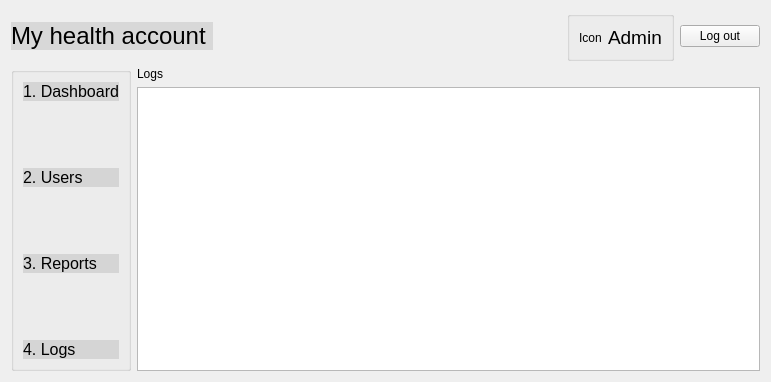
Before: the Qt Designer form adminlogs.ui in Darijan444/COV-19-Desktop_App, drawn with Qt 5.
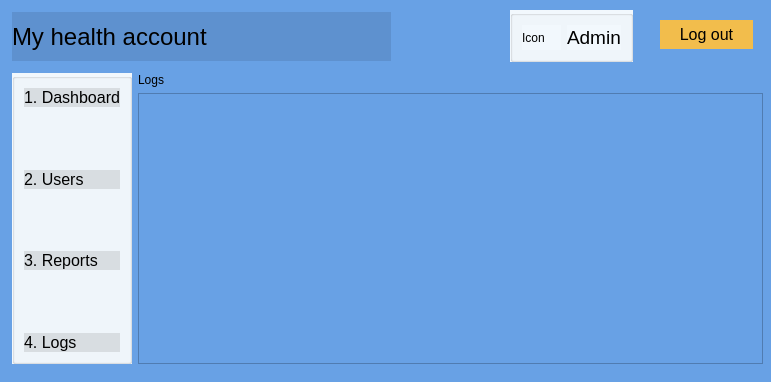
After: the same form once the commit is applied.

Commit message: changed the color in admin part

```diff
--- a/adminlogs.ui
+++ b/adminlogs.ui
@@ -13,91 +13,60 @@
   <property name="windowTitle">
    <string>Dialog</string>
   </property>
-  <layout class="QVBoxLayout" name="verticalLayout">
-   <item>
-    <layout class="QHBoxLayout" name="horizontalLayout_3">
-     <item>
-      <widget class="QPushButton" name="pushButtonMyHealthAccount">
        <property name="styleSheet">
-        <string notr="true">QPushButton {
-	background-color: rgb(0, 0, 0,0.1); 
-	border: none; 
-	color: rgb(0, 0, 0); 
-	font: 24px;
-	text-align: left;
-} 
-
-</string>
-       </property>
-       <property name="text">
-        <string>My health account </string>
-       </property>
-      </widget>
-     </item>
-     <item>
-      <spacer name="horizontalSpacer">
-       <property name="orientation">
-        <enum>Qt::Horizontal</enum>
-       </property>
-       <property name="sizeHint" stdset="0">
-        <size>
-         <width>188</width>
-         <height>20</height>
-        </size>
-       </property>
-      </spacer>
-     </item>
-     <item>
-      <widget class="QGroupBox" name="groupBox_6">
-       <property name="title">
-        <string/>
-       </property>
-       <layout class="QHBoxLayout" name="horizontalLayout_2">
-        <item>
-         <layout class="QHBoxLayout" name="horizontalLayout">
-          <item>
-           <widget class="QLabel" name="labelAdmin">
-            <property name="text">
-             <string>Icon</string>
-            </property>
-           </widget>
-          </item>
-          <item>
-           <widget class="QLabel" name="label_17">
-            <property name="font">
-             <font>
-              <family>.AppleSystemUIFont</family>
-              <pointsize>14</pointsize>
-              <italic>false</italic>
-              <bold>false</bold>
-             </font>
-            </property>
-            <property name="styleSheet">
-             <string notr="true">font: 14pt &quot;.AppleSystemUIFont&quot;;</string>
-            </property>
-            <property name="text">
-             <string>Admin</string>
-            </property>
-           </widget>
-          </item>
-         </layout>
-        </item>
-       </layout>
-      </widget>
-     </item>
-     <item>
+   <string notr="true">background-color: rgb(104, 161, 229);</string>
+  </property>
       <widget class="QPushButton" name="pushButtonLogout">
+   <property name="geometry">
+    <rect>
+     <x>660</x>
+     <y>20</y>
+     <width>93</width>
+     <height>29</height>
+    </rect>
+   </property>
+   <property name="styleSheet">
+    <string notr="true">QPushButton {
+
+    background-color: rgb(242, 189, 76); 
+
+    border: none; 
+
+    color: rgb(0, 0, 0); 
+
+    font: 16px;
+
+} 
+
+QPushButton:hover { 
+
+    background-color: rgb(245, 149, 66); 
+
+    border: none; 
+
+    color: rgb(0, 43, 255); 
+
+}</string>
+   </property>
        <property name="text">
         <string>Log out</string>
        </property>
       </widget>
-     </item>
-    </layout>
-   </item>
-   <item>
+  <widget class="QWidget" name="">
+   <property name="geometry">
+    <rect>
+     <x>12</x>
+     <y>73</y>
+     <width>751</width>
+     <height>291</height>
+    </rect>
+   </property>
     <layout class="QGridLayout" name="gridLayout">
      <item row="0" column="0" rowspan="2">
       <widget class="QGroupBox" name="groupBox_2">
+      <property name="styleSheet">
+       <string notr="true">background-color: rgb(242, 248, 253)</string>
+      </property>
        <property name="title">
         <string/>
        </property>
@@ -239,7 +208,8 @@
      <item row="0" column="1">
       <widget class="QLabel" name="labelUserList">
        <property name="styleSheet">
-        <string notr="true">font: 16pt &quot;.AppleSystemUIFont&quot;;</string>
+       <string notr="true">font: 16pt &quot;.AppleSystemUIFont&quot;;
+background-color: rgb(104, 161, 229);</string>
        </property>
        <property name="text">
         <string>Logs</string>
@@ -250,8 +220,83 @@
       <widget class="QTableView" name="tableView"/>
      </item>
     </layout>
-   </item>
-  </layout>
+  </widget>
+  <widget class="QGroupBox" name="groupBox_6">
+   <property name="geometry">
+    <rect>
+     <x>510</x>
+     <y>10</y>
+     <width>123</width>
+     <height>52</height>
+    </rect>
+   </property>
+   <property name="styleSheet">
+    <string notr="true">background-color: rgb(242, 248, 253)</string>
+   </property>
+   <property name="title">
+    <string/>
+   </property>
+   <layout class="QHBoxLayout" name="horizontalLayout_2">
+    <item>
+     <layout class="QHBoxLayout" name="horizontalLayout">
+      <item>
+       <widget class="QLabel" name="labelAdmin">
+        <property name="text">
+         <string>Icon</string>
+        </property>
+       </widget>
+      </item>
+      <item>
+       <widget class="QLabel" name="label_17">
+        <property name="font">
+         <font>
+          <family>.AppleSystemUIFont</family>
+          <pointsize>14</pointsize>
+          <italic>false</italic>
+          <bold>false</bold>
+         </font>
+        </property>
+        <property name="styleSheet">
+         <string notr="true">font: 14pt &quot;.AppleSystemUIFont&quot;;</string>
+        </property>
+        <property name="text">
+         <string>Admin</string>
+        </property>
+       </widget>
+      </item>
+     </layout>
+    </item>
+   </layout>
+  </widget>
+  <widget class="QSplitter" name="splitter">
+   <property name="geometry">
+    <rect>
+     <x>12</x>
+     <y>12</y>
+     <width>379</width>
+     <height>49</height>
+    </rect>
+   </property>
+   <property name="orientation">
+    <enum>Qt::Horizontal</enum>
+   </property>
+   <widget class="QPushButton" name="pushButtonMyHealthAccount">
+    <property name="styleSheet">
+     <string notr="true">QPushButton {
+	background-color: rgb(0, 0, 0,0.1); 
+	border: none; 
+	color: rgb(0, 0, 0); 
+	font: 24px;
+	text-align: left;
+} 
+
+</string>
+    </property>
+    <property name="text">
+     <string>My health account </string>
+    </property>
+   </widget>
+  </widget>
  </widget>
  <resources/>
  <connections/>
```
Lines whose indentation alone changed are shown as unchanged. The commit also changes 14 other files.
